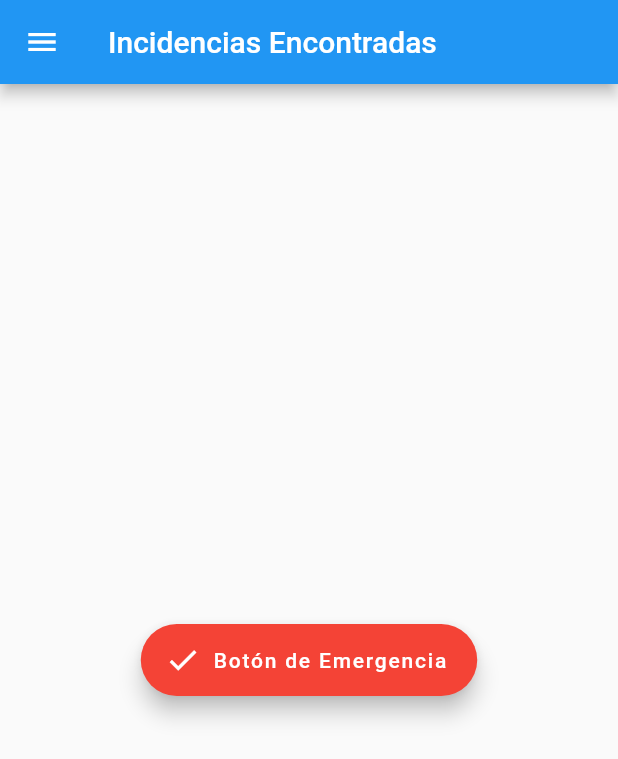
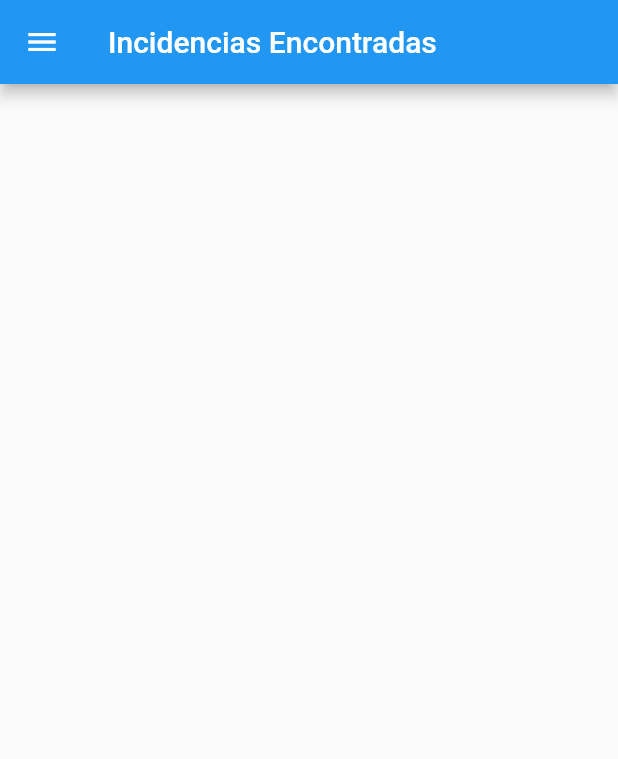
Before and after one commit to malenarojas/Proyecto-taller, a Flutter app: the screen it shows after launch, after a tap on "Ingresar", on a phone screen of 412 x 824 dp. Shown: the top 759 px of the screen. Run offline on Flutter 3.47's test engine with Material 2 defaults, Android fonts, the phone set to English and light mode, and no system bars; our stand-ins replace animate_do, bloc, equatable, firebase_core, firebase_messaging, flutter_bloc and 8 more; accounts and stored records are empty; network calls fail.

Commit message:
subiendo ultimos cambios

```diff
--- a/lib/widgets/drawer_screen.dart
+++ b/lib/widgets/drawer_screen.dart
@@ -115,30 +115,17 @@ void updateState(int index) {
 
   void showResultPage(String codigo) {
     String number = '218099282'; // Reemplaza esto por el número encontrado
-    bool isValid = isValidNumber(number);
+    bool isValid = isValidNumber(codigo);
 
     if (isValid) {
       setState(() {
         showButton = true; // Mostrar el botón si el número es válido
       });
     } else {
-      showDialog(
-        context: context,
-        builder: (context) {
-          return AlertDialog(
-            title: Text('Número no válido'),
-            content: Text('El número encontrado no es válido.'),
-            actions: [
-              TextButton(
-                onPressed: () {
-                  Navigator.pop(context);
-                },
-                child: Text('OK'),
-              ),
-            ],
-          );
-        },
-      );
+      setState(() {
+        showButton = false; // Mostrar el botón si el número es válido
+      });
+
     }
   }
 
```
